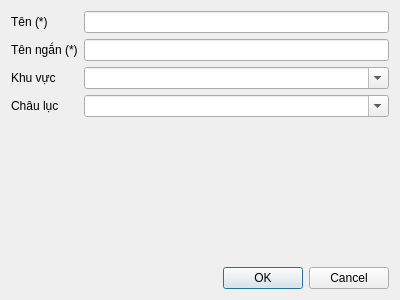
First picture: the form in app/view/dialog/dlgcountry.ui, repository emtrai/hrm_monastery, before the edit.
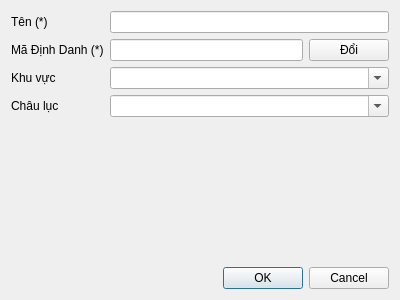
Second picture: the form after the edit.

Patch:
```diff
--- a/app/view/dialog/dlgcountry.ui
+++ b/app/view/dialog/dlgcountry.ui
@@ -57,12 +57,23 @@
      <item row="1" column="0">
       <widget class="QLabel" name="label_4">
        <property name="text">
-        <string>Tên ngắn (*)</string>
+        <string>Mã Định Danh (*)</string>
        </property>
       </widget>
      </item>
      <item row="1" column="1">
-      <widget class="QLineEdit" name="txtShortName"/>
+      <layout class="QHBoxLayout" name="horizontalLayout">
+       <item>
+        <widget class="QLineEdit" name="txtShortName"/>
+       </item>
+       <item>
+        <widget class="QPushButton" name="btnChange">
+         <property name="text">
+          <string>Đổi</string>
+         </property>
+        </widget>
+       </item>
+      </layout>
      </item>
     </layout>
    </item>
```
